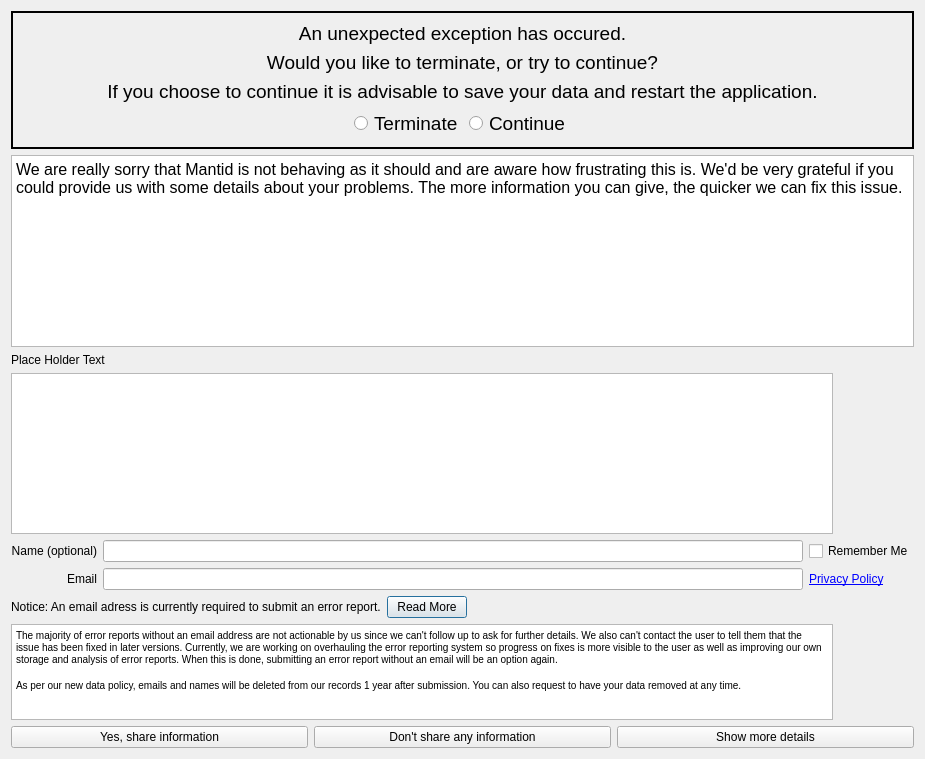
The window that qt/python/mantidqt/mantidqt/dialogs/errorreports/errorreport.ui (mantidproject/mantid) describes before a commit, drawn with Qt 5.
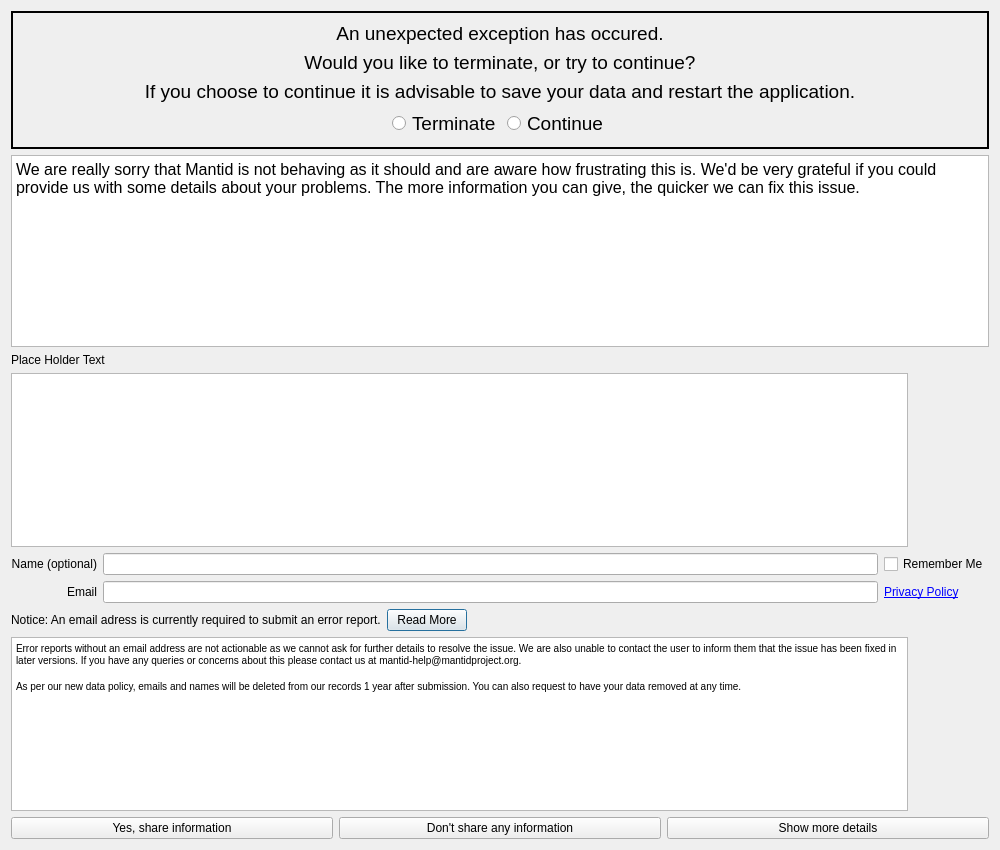
The same window after the commit. Icons and pictures are not drawn.

Commit message: update explanation text

```diff
--- a/qt/python/mantidqt/mantidqt/dialogs/errorreports/errorreport.ui
+++ b/qt/python/mantidqt/mantidqt/dialogs/errorreports/errorreport.ui
@@ -6,12 +6,12 @@
    <rect>
     <x>0</x>
     <y>0</y>
-    <width>925</width>
-    <height>759</height>
+    <width>1000</width>
+    <height>850</height>
    </rect>
   </property>
   <property name="sizePolicy">
-   <sizepolicy hsizetype="Preferred" vsizetype="Expanding">
+   <sizepolicy hsizetype="MinimumExpanding" vsizetype="Expanding">
     <horstretch>0</horstretch>
     <verstretch>0</verstretch>
    </sizepolicy>
@@ -394,7 +394,7 @@
 &lt;html&gt;&lt;head&gt;&lt;meta name=&quot;qrichtext&quot; content=&quot;1&quot; /&gt;&lt;style type=&quot;text/css&quot;&gt;
 p, li { white-space: pre-wrap; }
 &lt;/style&gt;&lt;/head&gt;&lt;body style=&quot; font-family:'MS Shell Dlg 2'; font-size:7.8pt; font-weight:400; font-style:normal;&quot;&gt;
-&lt;p style=&quot; margin-top:0px; margin-bottom:0px; margin-left:0px; margin-right:0px; -qt-block-indent:0; text-indent:0px;&quot;&gt;The majority of error reports without an email address are not actionable by us since we can't follow up to ask for further details. We also can't contact the user to tell them that the issue has been fixed in later versions. Currently, we are working on overhauling the error reporting system so progress on fixes is more visible to the user as well as improving our own storage and analysis of error reports. When this is done, submitting an error report without an email will be an option again.&lt;/p&gt;
+&lt;p style=&quot; margin-top:0px; margin-bottom:0px; margin-left:0px; margin-right:0px; -qt-block-indent:0; text-indent:0px;&quot;&gt;Error reports without an email address are not actionable as we cannot ask for further details to resolve the issue. We are also unable to contact the user to inform them that the issue has been fixed in later versions. If you have any queries or concerns about this please contact us at mantid-help@mantidproject.org.&lt;/p&gt;
 &lt;p style=&quot;-qt-paragraph-type:empty; margin-top:0px; margin-bottom:0px; margin-left:0px; margin-right:0px; -qt-block-indent:0; text-indent:0px;&quot;&gt;&lt;br /&gt;&lt;/p&gt;
 &lt;p style=&quot; margin-top:0px; margin-bottom:0px; margin-left:0px; margin-right:0px; -qt-block-indent:0; text-indent:0px;&quot;&gt;As per our new data policy, emails and names will be deleted from our records 1 year after submission. You can also request to have your data removed at any time.&lt;/p&gt;&lt;/body&gt;&lt;/html&gt;</string>
      </property>
```
